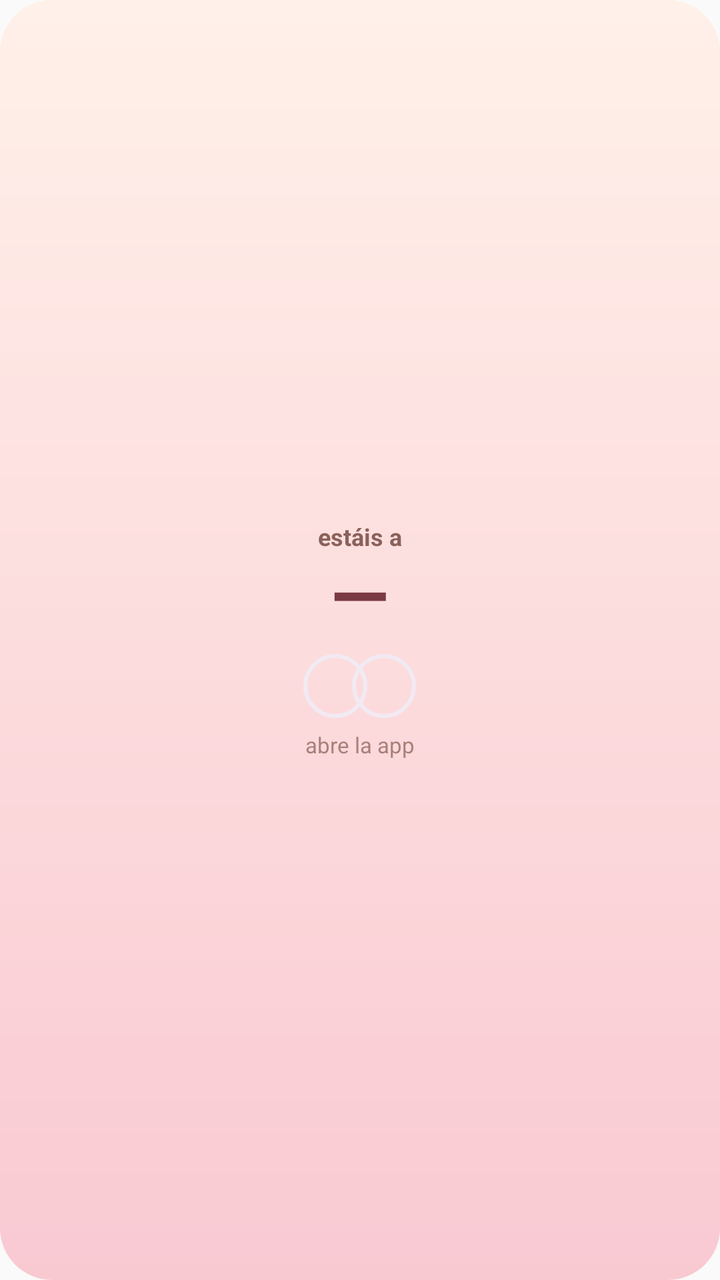
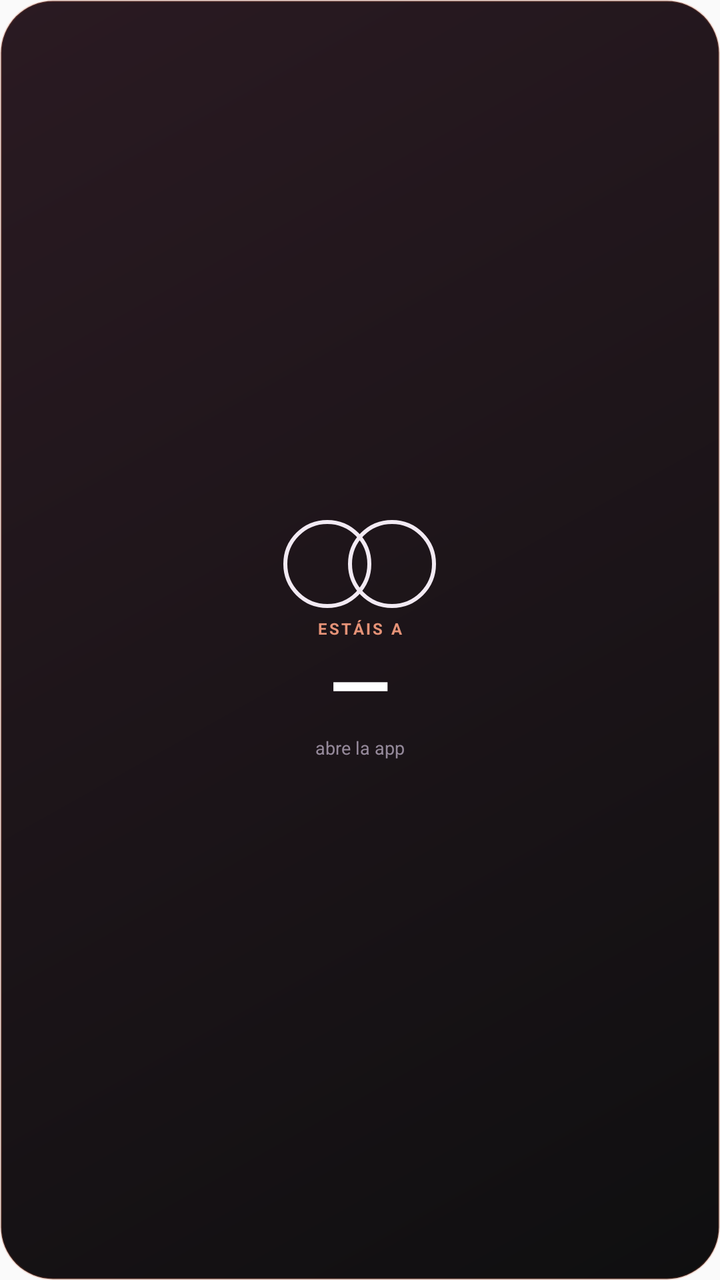

Before-and-after screenshots of an Android layout around one commit, followed by the original layout XML and the change that was made.
<!-- AndroidManifest.xml: application theme AppTheme -->
<!-- res/layout/widget_distance.xml -->
<?xml version="1.0" encoding="utf-8"?>
<LinearLayout xmlns:android="http://schemas.android.com/apk/res/android"
    android:id="@+id/widget_distance_root"
    android:layout_width="match_parent"
    android:layout_height="match_parent"
    android:background="@drawable/widget_bg_distance"
    android:gravity="center"
    android:orientation="vertical"
    android:padding="14dp">

    <TextView
        android:id="@+id/widget_distance_label"
        android:layout_width="wrap_content"
        android:layout_height="wrap_content"
        android:text="@string/widget_distance_label2"
        android:textColor="#8A615A"
        android:textSize="12sp"
        android:textStyle="bold" />

    <TextView
        android:id="@+id/widget_distance_value"
        android:layout_width="wrap_content"
        android:layout_height="wrap_content"
        android:includeFontPadding="false"
        android:text="—"
        android:textColor="#7A3A44"
        android:textSize="38sp"
        android:textStyle="bold" />

    <LinearLayout
        android:id="@+id/widget_distance_faces"
        android:layout_width="wrap_content"
        android:layout_height="wrap_content"
        android:layout_marginTop="6dp"
        android:gravity="center"
        android:orientation="horizontal">

        <ImageView
            android:id="@+id/widget_distance_me"
            android:layout_width="32dp"
            android:layout_height="32dp"
            android:background="@drawable/widget_face_ring"
            android:contentDescription="@string/widget_days_me"
            android:scaleType="centerInside" />

        <ImageView
            android:id="@+id/widget_distance_partner"
            android:layout_width="32dp"
            android:layout_height="32dp"
            android:layout_marginStart="-8dp"
            android:background="@drawable/widget_face_ring"
            android:contentDescription="@string/widget_days_partner"
            android:scaleType="centerInside" />
    </LinearLayout>

    <TextView
        android:id="@+id/widget_distance_caption"
        android:layout_width="wrap_content"
        android:layout_height="wrap_content"
        android:layout_marginTop="6dp"
        android:text="@string/widget_distance_empty"
        android:textColor="#A9817A"
        android:textSize="11sp" />

</LinearLayout>
<!-- resources referenced by this layout -->
<resources>
  <!-- drawable widget_bg_distance (drawable) -->
  <?xml version="1.0" encoding="utf-8"?>
  <shape xmlns:android="http://schemas.android.com/apk/res/android"
      android:shape="rectangle">
      <corners android:radius="26dp" />
      <gradient
          android:angle="270"
          android:endColor="#F9C9D2"
          android:startColor="#FFF0E9" />
  </shape>
  <!-- drawable widget_face_ring (drawable) -->
  <?xml version="1.0" encoding="utf-8"?>
  <shape xmlns:android="http://schemas.android.com/apk/res/android"
      android:shape="oval">
      <solid android:color="#00000000" />
      <stroke
          android:width="2dp"
          android:color="#F2EAF3" />
  </shape>
  <string name="widget_days_me">Tu foto</string>
  <string name="widget_days_partner">Su foto</string>
  <string name="widget_distance_empty">abre la app</string>
  <string name="widget_distance_label2">estáis a</string>
  <style name="AppTheme" parent="Theme.AppCompat.Light.DarkActionBar">
          
          <item name="colorPrimary">@color/colorPrimary</item>
          <item name="colorPrimaryDark">@color/colorPrimaryDark</item>
          <item name="colorAccent">@color/colorAccent</item>
      </style>
</resources>

<!-- the commit's change to res/layout/widget_distance.xml (unified diff, before → after) -->
@@ -3,63 +3,81 @@
     android:id="@+id/widget_distance_root"
     android:layout_width="match_parent"
     android:layout_height="match_parent"
-    android:background="@drawable/widget_bg_distance"
+    android:background="@drawable/widget_distance_bg"
     android:gravity="center"
     android:orientation="vertical"
     android:padding="14dp">
+
+    <LinearLayout
+        android:id="@+id/widget_distance_faces"
+        android:layout_width="wrap_content"
+        android:layout_height="wrap_content"
+        android:gravity="center"
+        android:orientation="horizontal">
+
+        <ImageView
+            android:id="@+id/widget_distance_me"
+            android:layout_width="44dp"
+            android:layout_height="44dp"
+            android:background="@drawable/widget_face_ring"
+            android:contentDescription="@string/widget_days_me"
+            android:scaleType="centerInside" />
+
+        <ImageView
+            android:id="@+id/widget_distance_partner"
+            android:layout_width="44dp"
+            android:layout_height="44dp"
+            android:layout_marginStart="-12dp"
+            android:background="@drawable/widget_face_ring"
+            android:contentDescription="@string/widget_days_partner"
+            android:scaleType="centerInside" />
+    </LinearLayout>
 
     <TextView
         android:id="@+id/widget_distance_label"
         android:layout_width="wrap_content"
         android:layout_height="wrap_content"
-        android:text="@string/widget_distance_label2"
-        android:textColor="#8A615A"
-        android:textSize="12sp"
+        android:layout_marginTop="6dp"
+        android:includeFontPadding="false"
+        android:letterSpacing="0.14"
+        android:maxLines="1"
+        android:text="@string/widget_distance_kicker"
+        android:textColor="@color/widget_coral_soft"
+        android:textSize="8sp"
         android:textStyle="bold" />
 
     <TextView
         android:id="@+id/widget_distance_value"
         android:layout_width="wrap_content"
         android:layout_height="wrap_content"
+        android:layout_marginTop="1dp"
         android:includeFontPadding="false"
+        android:maxLines="1"
         android:text="—"
-        android:textColor="#7A3A44"
-        android:textSize="38sp"
+        android:textColor="#FFFFFF"
+        android:textSize="40sp"
         android:textStyle="bold" />
-
-    <LinearLayout
-        android:id="@+id/widget_distance_faces"
-        android:layout_width="wrap_content"
-        android:layout_height="wrap_content"
-        android:layout_marginTop="6dp"
-        android:gravity="center"
-        android:orientation="horizontal">
-
-        <ImageView
-            android:id="@+id/widget_distance_me"
-            android:layout_width="32dp"
-            android:layout_height="32dp"
-            android:background="@drawable/widget_face_ring"
-            android:contentDescription="@string/widget_days_me"
-            android:scaleType="centerInside" />
-
-        <ImageView
-            android:id="@+id/widget_distance_partner"
-            android:layout_width="32dp"
-            android:layout_height="32dp"
-            android:layout_marginStart="-8dp"
-            android:background="@drawable/widget_face_ring"
-            android:contentDescription="@string/widget_days_partner"
-            android:scaleType="centerInside" />
-    </LinearLayout>
 
     <TextView
         android:id="@+id/widget_distance_caption"
         android:layout_width="wrap_content"
         android:layout_height="wrap_content"
-        android:layout_marginTop="6dp"
+        android:layout_marginTop="2dp"
+        android:includeFontPadding="false"
+        android:maxLines="1"
         android:text="@string/widget_distance_empty"
-        android:textColor="#A9817A"
-        android:textSize="11sp" />
+        android:textColor="@color/widget_text_muted"
+        android:textSize="9sp" />
+
+    <TextView
+        android:id="@+id/widget_distance_device"
+        android:layout_width="wrap_content"
+        android:layout_height="wrap_content"
+        android:layout_marginTop="2dp"
+        android:includeFontPadding="false"
+        android:maxLines="1"
+        android:textColor="@color/widget_rose"
+        android:textSize="8sp"
+        android:visibility="gone" />
 
 </LinearLayout>
<!-- resource entries referenced after the edit -->
@@ -1,14 +1,20 @@
 <!-- resources referenced by this layout -->
 <resources>
-  <!-- drawable widget_bg_distance (drawable) -->
+  <color name="widget_coral_soft">#E59277</color>
+  <color name="widget_rose">#F3C5D0</color>
+  <color name="widget_text_muted">#B3C9BBD1</color>
+  <!-- drawable widget_distance_bg (drawable) -->
   <?xml version="1.0" encoding="utf-8"?>
   <shape xmlns:android="http://schemas.android.com/apk/res/android"
       android:shape="rectangle">
       <corners android:radius="26dp" />
       <gradient
-          android:angle="270"
-          android:endColor="#F9C9D2"
-          android:startColor="#FFF0E9" />
+          android:angle="315"
+          android:endColor="@color/widget_ink"
+          android:startColor="#2A1A22" />
+      <stroke
+          android:width="1dp"
+          android:color="#38C65A3A" />
   </shape>
   <!-- drawable widget_face_ring (drawable) -->
   <?xml version="1.0" encoding="utf-8"?>
@@ -22,12 +28,13 @@
   <string name="widget_days_me">Tu foto</string>
   <string name="widget_days_partner">Su foto</string>
   <string name="widget_distance_empty">abre la app</string>
-  <string name="widget_distance_label2">estáis a</string>
+  <string name="widget_distance_kicker">ESTÁIS A</string>
   <style name="AppTheme" parent="Theme.AppCompat.Light.DarkActionBar">
           
           <item name="colorPrimary">@color/colorPrimary</item>
           <item name="colorPrimaryDark">@color/colorPrimaryDark</item>
           <item name="colorAccent">@color/colorAccent</item>
       </style>
+  <color name="widget_ink">#0F0F10</color>
 </resources>
 
